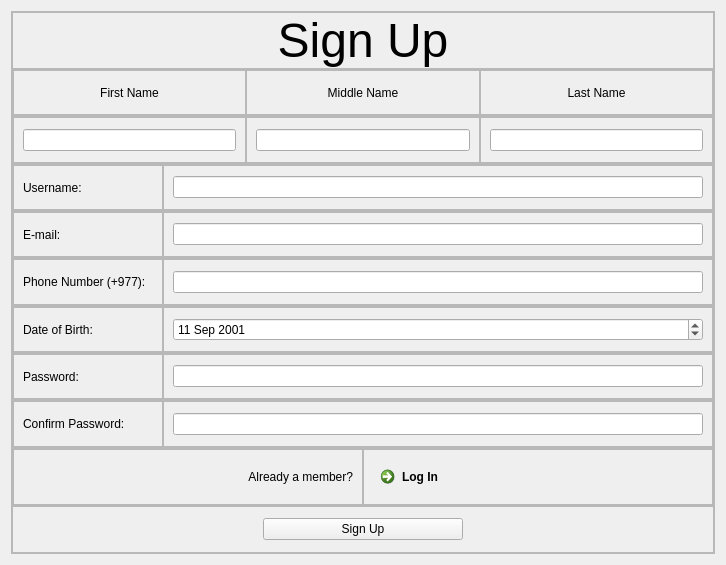
This is signup.ui in aavashlamichhane/LibMan as Qt 5 draws it before an edit. The edited form follows.
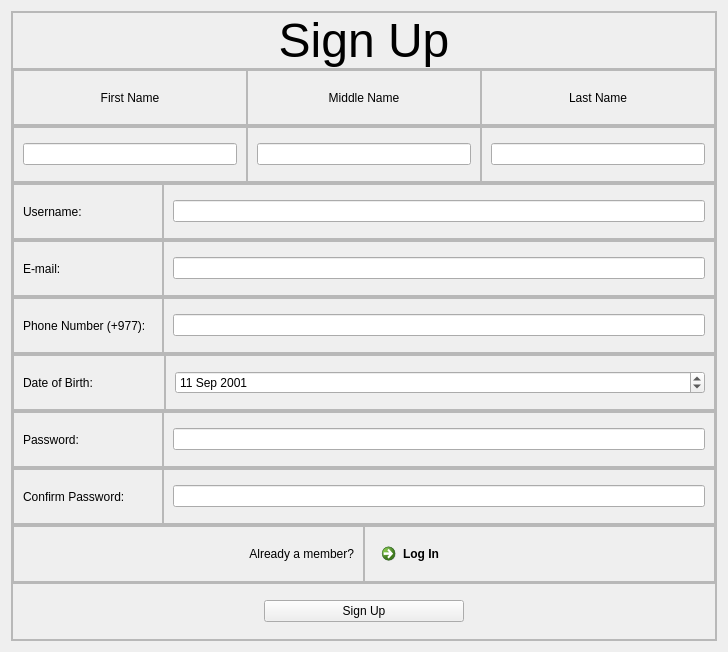
This is the edited form.

```diff
--- a/signup.ui
+++ b/signup.ui
@@ -6,8 +6,8 @@
    <rect>
     <x>0</x>
     <y>0</y>
-    <width>653</width>
-    <height>565</height>
+    <width>728</width>
+    <height>652</height>
    </rect>
   </property>
   <property name="windowTitle">
```
Left out of the diff: 18 changed lines with no effect on the pictures.
